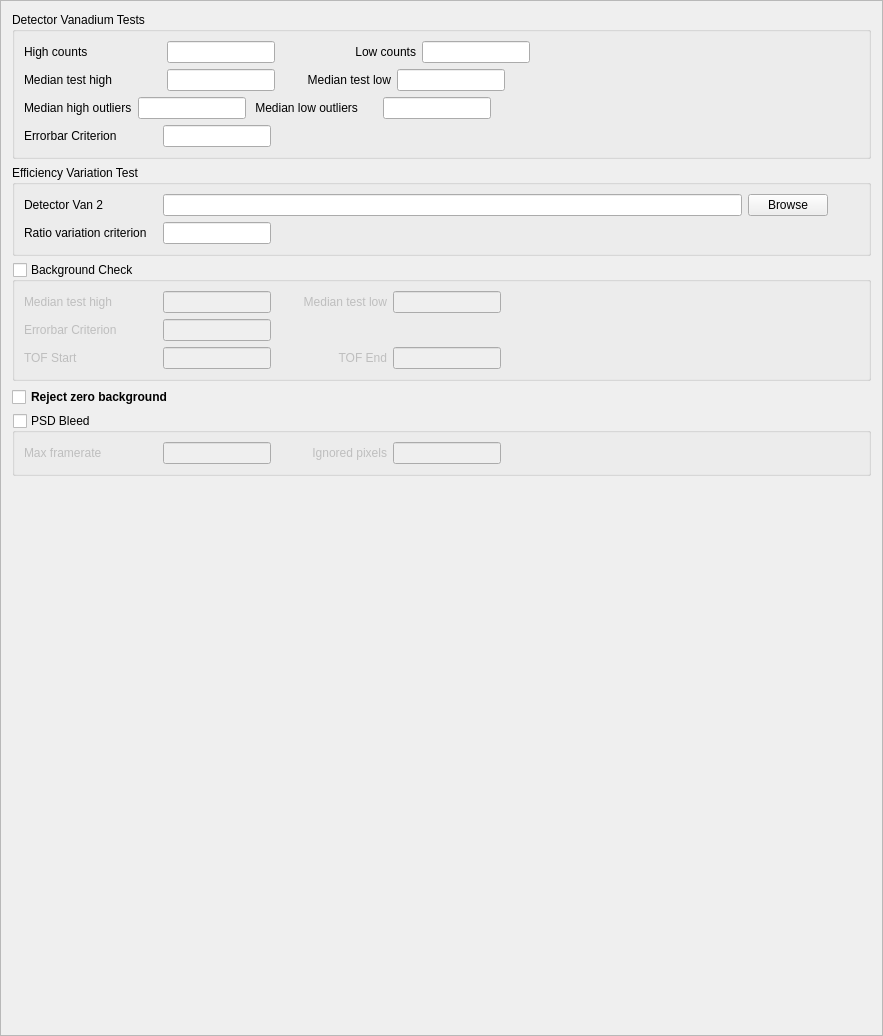
This is Code/Mantid/scripts/Interface/ui/inelastic/dgs_diagnose_detectors.ui in mantidproject/mantid as Qt 5 draws it before an edit. The edited form follows.
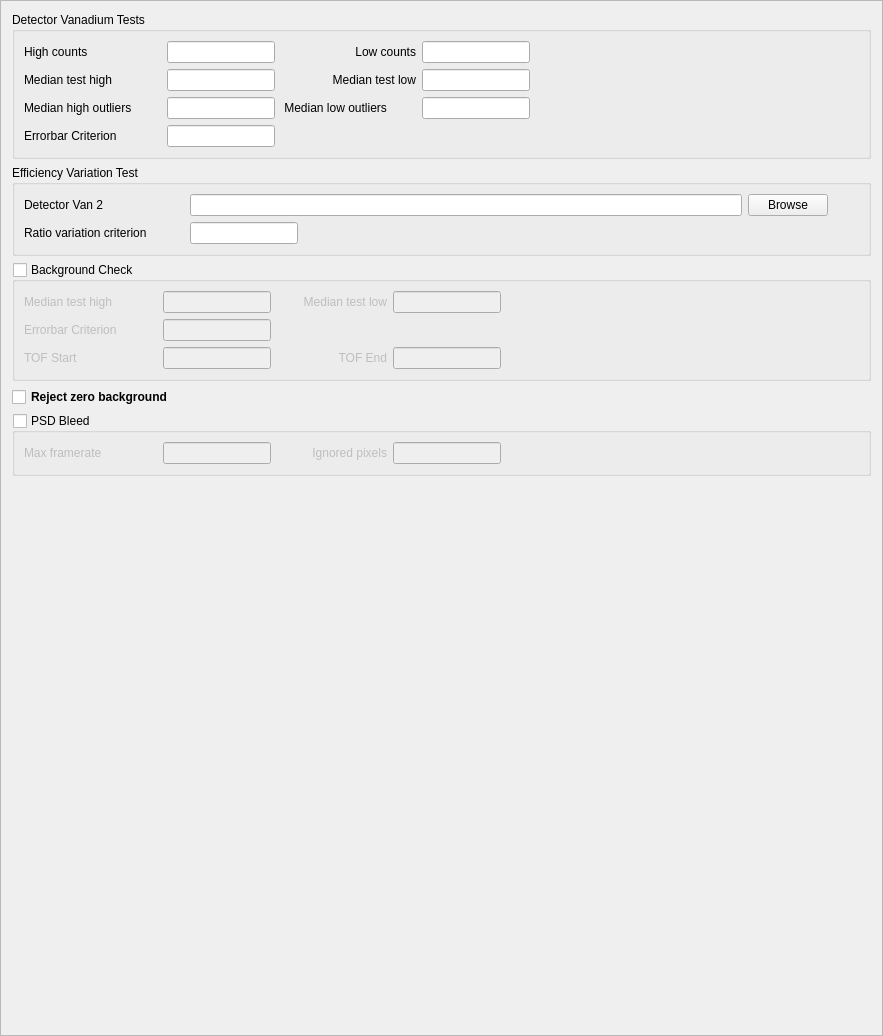
This is the edited form.

Commit message: Refs #5454. GUI layout tweaks.

Patch:
```diff
--- a/Code/Mantid/scripts/Interface/ui/inelastic/dgs_diagnose_detectors.ui
+++ b/Code/Mantid/scripts/Interface/ui/inelastic/dgs_diagnose_detectors.ui
@@ -121,7 +121,7 @@
          <widget class="QLabel" name="median_test_low_label">
           <property name="minimumSize">
            <size>
-            <width>110</width>
+            <width>135</width>
             <height>0</height>
            </size>
           </property>
@@ -162,6 +162,12 @@
        <layout class="QHBoxLayout" name="horizontalLayout_12">
         <item>
          <widget class="QLabel" name="median_test_out_high_label">
+          <property name="minimumSize">
+           <size>
+            <width>137</width>
+            <height>0</height>
+           </size>
+          </property>
           <property name="text">
            <string>Median high outliers</string>
           </property>
@@ -181,7 +187,7 @@
          <widget class="QLabel" name="median_test_out_low_label">
           <property name="minimumSize">
            <size>
-            <width>125</width>
+            <width>135</width>
             <height>0</height>
            </size>
           </property>
@@ -221,7 +227,7 @@
          <widget class="QLabel" name="errorbar_crit_label">
           <property name="minimumSize">
            <size>
-            <width>133</width>
+            <width>137</width>
             <height>0</height>
            </size>
           </property>
@@ -270,7 +276,7 @@
          <widget class="QLabel" name="det_van2_label">
           <property name="minimumSize">
            <size>
-            <width>133</width>
+            <width>160</width>
             <height>0</height>
            </size>
           </property>
@@ -313,7 +319,7 @@
          <widget class="QLabel" name="ratio_var_crit_label">
           <property name="minimumSize">
            <size>
-            <width>133</width>
+            <width>160</width>
             <height>0</height>
            </size>
           </property>
```
The commit also changes 7 other files.
